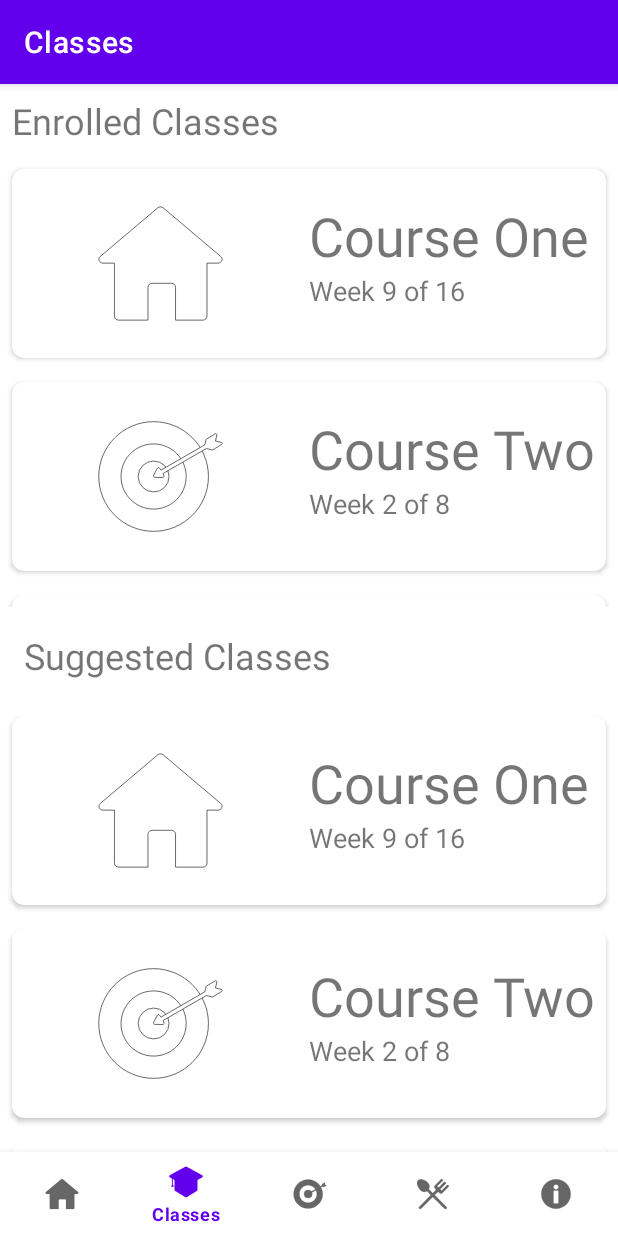
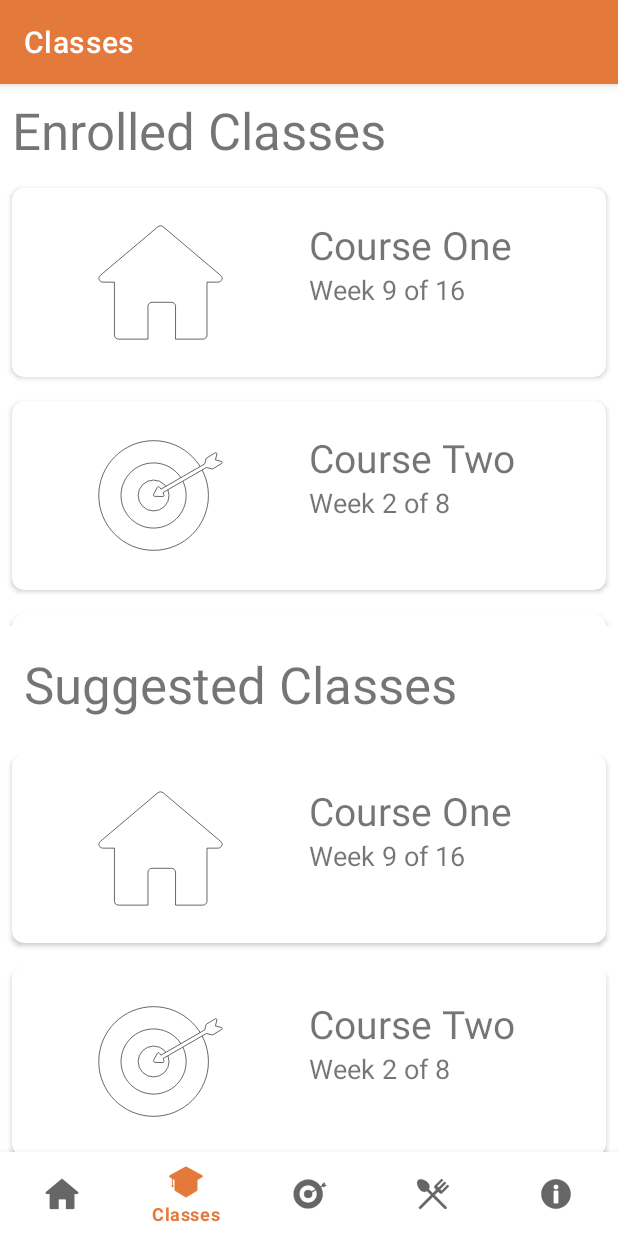
Before and after one commit to sc71/FeastApp, an Android app: the ClassesFragment screen opened through its navigation route, on a phone screen of 412 x 824 dp. Run offline under Robolectric (Android 15) with nearby library versions, the phone set to English and light mode, and no system bars; our stand-ins replace navigation-ui.

Commit message:
minonr theme changes

```diff
--- a/app/src/main/res/layout/cardlayout.xml
+++ b/app/src/main/res/layout/cardlayout.xml
@@ -32,7 +32,7 @@
                 android:layout_width="match_parent"
                 android:layout_height="match_parent"
                 android:text="Course Title"
-                android:textSize="36sp"
+                android:textSize="26sp"
                 style="bold"/>
             <TextView
                 android:id="@+id/course_progress"
--- a/app/src/main/res/layout/fragment_classes.xml
+++ b/app/src/main/res/layout/fragment_classes.xml
@@ -15,7 +15,7 @@
             android:layout_height="wrap_content"
             android:layout_margin="8dp"
             android:text="Enrolled Classes"
-            android:textSize="24sp" />
+            android:textSize="34sp"/>
 
         <androidx.recyclerview.widget.RecyclerView
             android:id="@+id/enrolled_classes"
@@ -28,8 +28,7 @@
             android:layout_height="wrap_content"
             android:layout_margin="@dimen/text_margin"
             android:text="Suggested Classes"
-            android:textSize="24sp">
-        </TextView>
+            android:textSize="34sp"/>
 
         <androidx.recyclerview.widget.RecyclerView
             android:id="@+id/suggested_classes"
--- a/app/src/main/res/layout/fragment_home.xml
+++ b/app/src/main/res/layout/fragment_home.xml
@@ -24,6 +24,7 @@
         android:layout_marginTop="8dp"
         android:text="Hello, Ana!"
         android:textSize="34sp"
+        android:textStyle="bold"
         app:layout_constraintEnd_toEndOf="parent"
         app:layout_constraintHorizontal_bias="0.5"
         app:layout_constraintStart_toStartOf="parent"
@@ -34,7 +35,7 @@
         android:layout_width="match_parent"
         android:layout_height="wrap_content"
         android:layout_marginStart="8dp"
-        android:layout_marginTop="16dp"
+        android:layout_marginTop="24dp"
         android:text="What your friends have been up to:"
         android:textAlignment="viewStart"
         android:textSize="20sp"
@@ -47,6 +48,7 @@
         android:layout_width="409dp"
         android:layout_height="403dp"
         android:layout_marginStart="8dp"
+        android:layout_marginTop="16dp"
         android:layout_marginEnd="8dp"
         app:layout_constraintEnd_toEndOf="parent"
         app:layout_constraintHorizontal_bias="0.5"
--- a/app/src/main/res/layout/fragment_recipe.xml
+++ b/app/src/main/res/layout/fragment_recipe.xml
@@ -8,8 +8,8 @@
 
     <androidx.recyclerview.widget.RecyclerView
         android:id="@+id/recipe_rv"
-        android:layout_width="409dp"
-        android:layout_height="729dp"
+        android:layout_width="match_parent"
+        android:layout_height="match_parent"
         app:layout_constraintBottom_toBottomOf="parent"
         app:layout_constraintEnd_toEndOf="parent"
         app:layout_constraintHorizontal_bias="0.5"
--- a/app/src/main/res/values/colors.xml
+++ b/app/src/main/res/values/colors.xml
@@ -7,4 +7,9 @@
     <color name="teal_700">#FF018786</color>
     <color name="black">#FF000000</color>
     <color name="white">#FFFFFFFF</color>
+
+    <color name="orange">#FFE3793B</color>
+    <color name="orange_darker">#FFBC602B</color>
+    <color name="teal_f">#FF4CA8B6</color>
+    <color name="teal_f_darker">#3D929F</color>
 </resources>
--- a/app/src/main/res/values/themes.xml
+++ b/app/src/main/res/values/themes.xml
@@ -2,15 +2,15 @@
     <!-- Base application theme. -->
     <style name="Theme.FeastApp2" parent="Theme.MaterialComponents.DayNight.DarkActionBar">
         <!-- Primary brand color. -->
-        <item name="colorPrimary">@color/purple_500</item>
-        <item name="colorPrimaryVariant">@color/purple_700</item>
+        <item name="colorPrimary">@color/orange</item>
+        <item name="colorPrimaryVariant">@color/orange_darker</item>
         <item name="colorOnPrimary">@color/white</item>
         <!-- Secondary brand color. -->
-        <item name="colorSecondary">@color/teal_200</item>
-        <item name="colorSecondaryVariant">@color/teal_700</item>
+        <item name="colorSecondary">@color/teal_f</item>
+        <item name="colorSecondaryVariant">@color/teal_f_darker</item>
         <item name="colorOnSecondary">@color/black</item>
         <!-- Status bar color. -->
-        <item name="android:statusBarColor">?attr/colorPrimaryVariant</item>
+        <item name="android:statusBarColor">@color/black</item>
         <!-- Customize your theme here. -->
     </style>
 </resources>
```
